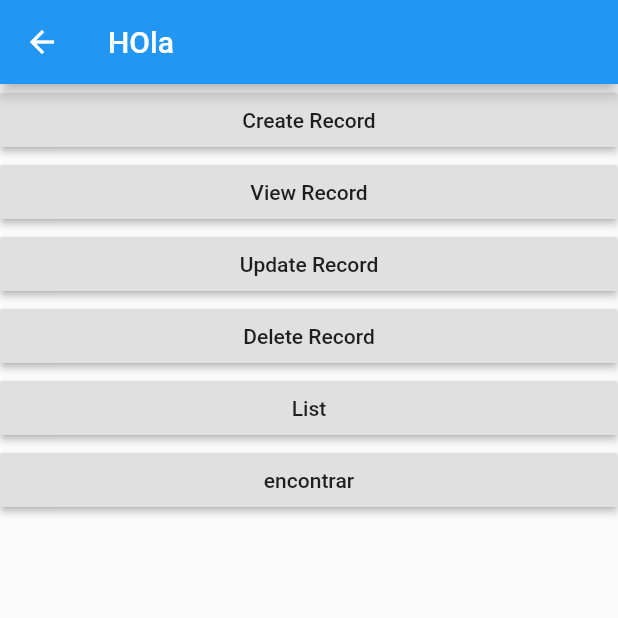
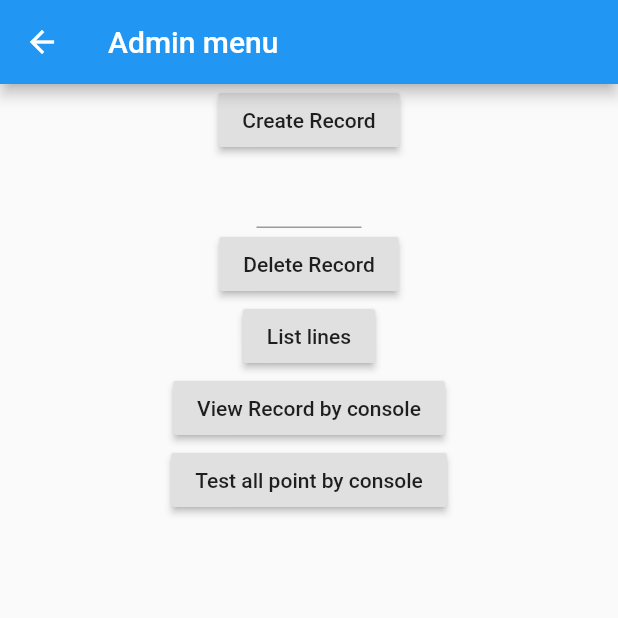
Before and after one commit to PrimeAndrew/routesPrime, a Flutter app: the Prueba screen opened directly, after a tap on "Delete Record", on a phone screen of 412 x 824 dp, the top half of it. Run offline on Flutter 3.47's test engine with Material 2 defaults, Android fonts, the phone set to English and light mode, and no system bars; our stand-ins replace cloud_firestore, google_maps_flutter, toast; missing offline and left inert: google_maps_webservice; accounts and stored records are empty.

Commit message:
admin method fixed

```diff
--- a/lib/prueba.dart
+++ b/lib/prueba.dart
@@ -16,6 +16,8 @@ class Prueba extends StatefulWidget {
 }
 
 class _PruebaState extends State<Prueba> {
+  TextEditingController txtController = TextEditingController();
+
   final databaseReference = Firestore.instance;
   final db = 'zapp2';
 
@@ -23,11 +25,11 @@ class _PruebaState extends State<Prueba> {
   Widget build(BuildContext context) {
     return Scaffold(
       appBar: AppBar(
-        title: Text("HOla"),
+        title: Text("Admin menu"),
       ),
       body: Center(
           child: Column(
-        crossAxisAlignment: CrossAxisAlignment.stretch,
+        // crossAxisAlignment: CrossAxisAlignment.stretch,
         children: <Widget>[
           RaisedButton(
             child: Text('Create Record'),
@@ -35,26 +37,27 @@ class _PruebaState extends State<Prueba> {
               createRecord();
             },
           ),
-          RaisedButton(
-            child: Text('View Record'),
-            onPressed: () {
-              getData();
-            },
-          ),
-          RaisedButton(
-            child: Text('Update Record'),
-            onPressed: () {
-              updateData();
-            },
+
+          // Row(
+          //   children: <Widget>[
+          Container(
+            width: 70,
+            child: TextField(
+              controller: txtController,
+              keyboardType: TextInputType.numberWithOptions(decimal: false),
+            ),
           ),
           RaisedButton(
             child: Text('Delete Record'),
             onPressed: () {
-              deleteData();
+              deleteData(txtController.text);
             },
           ),
+          //   ],
+          // ),
+
           RaisedButton(
-            child: Text('List'),
+            child: Text('List lines'),
             onPressed: () {
               Navigator.push(
                 context,
@@ -64,8 +67,22 @@ class _PruebaState extends State<Prueba> {
               );
             },
           ),
+
           RaisedButton(
-            child: Text('encontrar'),
+            child: Text('View Record by console'),
+            onPressed: () {
+              getData();
+            },
+          ),
+          // RaisedButton(
+          //   child: Text('Update Record'),
+          //   onPressed: () {
+          //     updateData();
+          //   },
+          // ),
+
+          RaisedButton(
+            child: Text('Test all point by console'),
             onPressed: () {
               encontrar();
             },
@@ -165,9 +182,6 @@ class _PruebaState extends State<Prueba> {
         '31': GeoPoint(-16.54119, -68.09142),
       },
     );
-
-
-
   }
 
   void getData() {
@@ -219,9 +233,9 @@ class _PruebaState extends State<Prueba> {
     }
   }
 
-  void deleteData() {
+  void deleteData(String cad) {
     try {
-      databaseReference.collection(db).document('1').delete();
+      databaseReference.collection('zapp3').document(cad).delete();
     } catch (e) {
       print(e.toString());
     }
```
